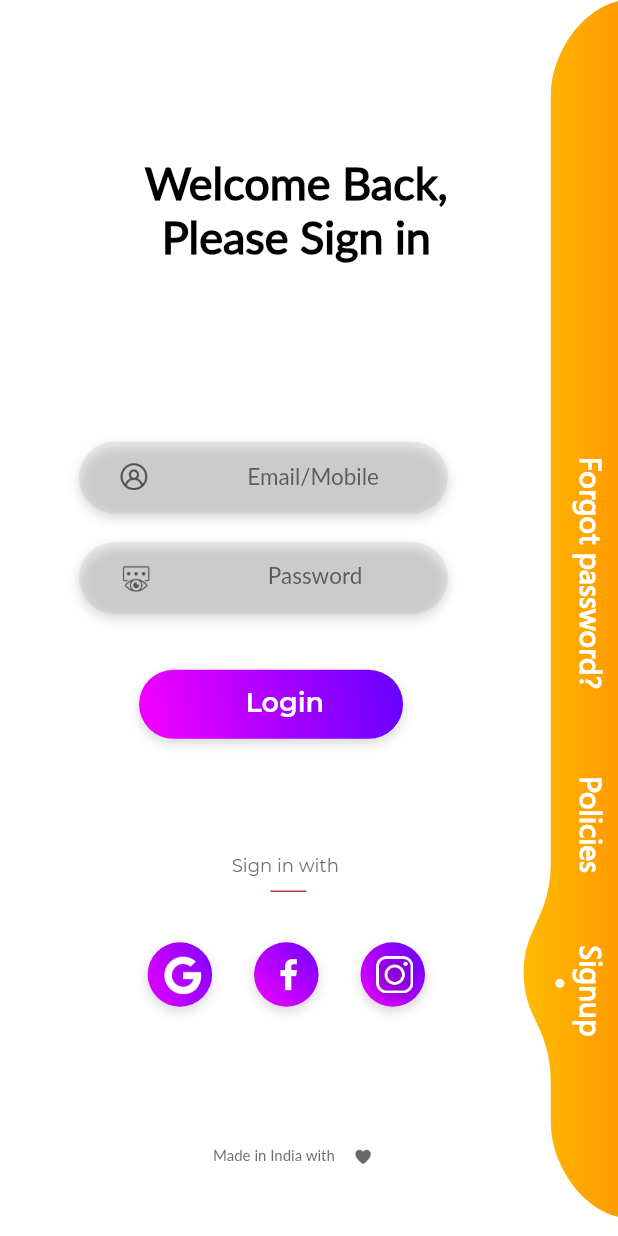
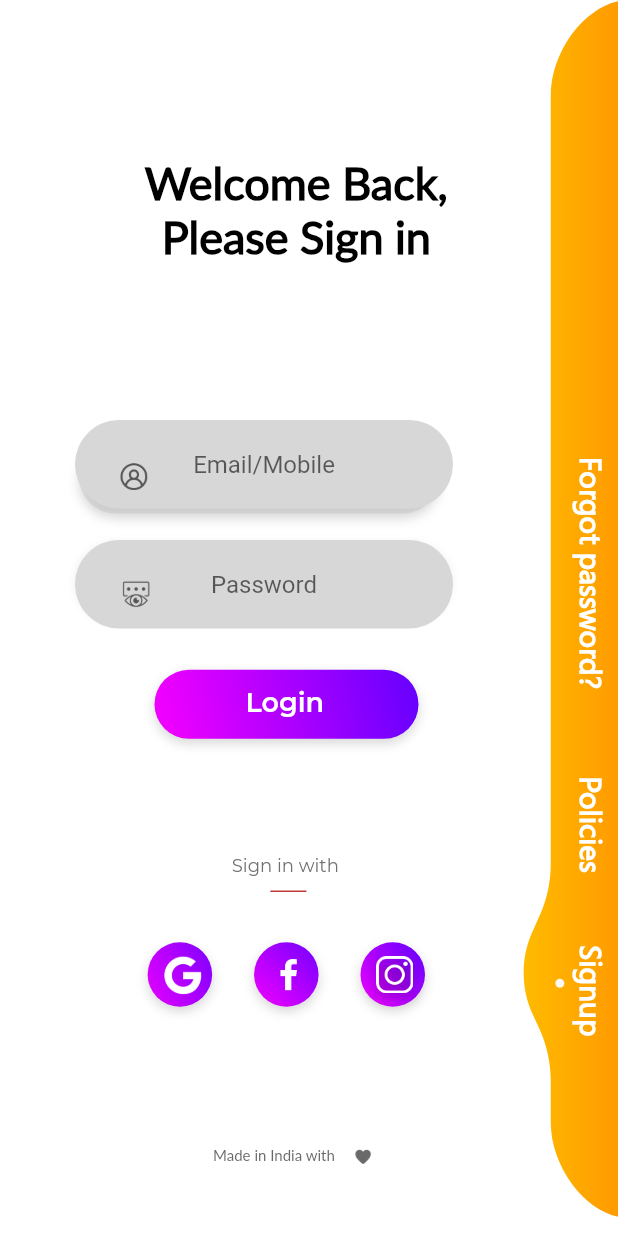
Before and after one commit to MohithSarvepalli/SIGN-in-UI, a Flutter app: the Signin screen opened directly, on a phone screen of 412 x 824 dp. Run offline on Flutter 3.47's test engine with Material 2 defaults, Android fonts, the phone set to English and light mode, and no system bars; our stand-ins replace flutter_screenutil, flutter_svg; missing offline and left inert: adobe_xd.

Commit message:
Update Signin.dart

```diff
--- a/lib/views/Signin.dart
+++ b/lib/views/Signin.dart
@@ -69,7 +69,7 @@ class Signin extends StatelessWidget {
             ),
           ),
           Transform.translate(
-            offset: Offset(81.0.w, 440.0.h),
+            offset: Offset(90.0.w, 440.0.h),
             child:
                 // Adobe XD layer: 'Rectangle' (shape)
                 Container(
@@ -155,7 +155,9 @@ class Signin extends StatelessWidget {
             child:
                 // Adobe XD layer: 'Rectangle' (shape)
                 Container(
-              width: 246.0,
+              padding:
+                  EdgeInsets.only(top: 80.0, left: 50, right: 40, bottom: 20),
+              width: 240.0,
               height: 48.0,
               decoration: BoxDecoration(
                 borderRadius: BorderRadius.circular(24.0),
@@ -170,31 +172,51 @@ class Signin extends StatelessWidget {
               ),
             ),
           ),
-          Transform.translate(
-            offset: Offset(144.0.w, 293.33.h),
-            child: Text(
-              'Email/Mobile',
-              style: TextStyle(
-                fontFamily: 'Lato',
-                fontSize: 15,
-                color: const Color(0xff5c5c5c),
-                height: 2.1333333333333333,
-              ),
-              textAlign: TextAlign.left,
-            ),
+          new Container(
+            margin:
+                EdgeInsets.only(top: 280.0, left: 50, right: 110, bottom: 90),
+            child: Material(
+                borderRadius: BorderRadius.circular(40.0),
+                color: Colors.grey[300],
+                elevation: 0.0,
+                child: TextFormField(
+                    textAlign: TextAlign.center,
+                    decoration: InputDecoration(
+
+                      enabledBorder: OutlineInputBorder(
+                          borderSide: BorderSide(color:Colors.transparent),
+                          borderRadius: BorderRadius.circular(50)),
+                      focusedBorder: OutlineInputBorder(
+                        borderSide: BorderSide(color: Colors.transparent),
+                        borderRadius: BorderRadius.circular(50),
+                      ),
+                      hintText: 'Email/Mobile',
+                      filled: true,
+                    ))
+                    ),
           ),
-          Transform.translate(
-            offset: Offset(156.0.w, 358.33.h),
-            child: Text(
-              'Password',
-              style: TextStyle(
-                fontFamily: 'Lato',
-                fontSize: 15,
-                color: const Color(0xff5c5c5c),
-                height: 2.1333333333333333,
-              ),
-              textAlign: TextAlign.left,
-            ),
+          new Container(
+            margin:
+                EdgeInsets.only(top: 360.0, left: 50, right: 110, bottom: 90),
+            child: Material(
+                borderRadius: BorderRadius.circular(40.0),
+                color: Colors.grey[300],
+                elevation: 0.0,
+                child: TextFormField(
+                    textAlign: TextAlign.center,
+                    decoration: InputDecoration(
+
+                      enabledBorder: OutlineInputBorder(
+                          borderSide: BorderSide(color:Colors.transparent),
+                          borderRadius: BorderRadius.circular(50)),
+                      focusedBorder: OutlineInputBorder(
+                        borderSide: BorderSide(color: Colors.transparent),
+                        borderRadius: BorderRadius.circular(50),
+                      ),
+                      hintText: 'Password',
+                      filled: true,
+                    ))
+                    ),
           ),
           Transform.translate(
             offset: Offset(-59.0.w, -108.0.h),
@@ -429,7 +451,7 @@ class Signin extends StatelessWidget {
             ),
           ),
           Transform.translate(
-            offset: Offset(71.0.w, 371.0.h),
+            offset: Offset(71.0.w, 381.0.h),
             child:
                 // Icon Bifur(Don't remove)
                 Container(
```
